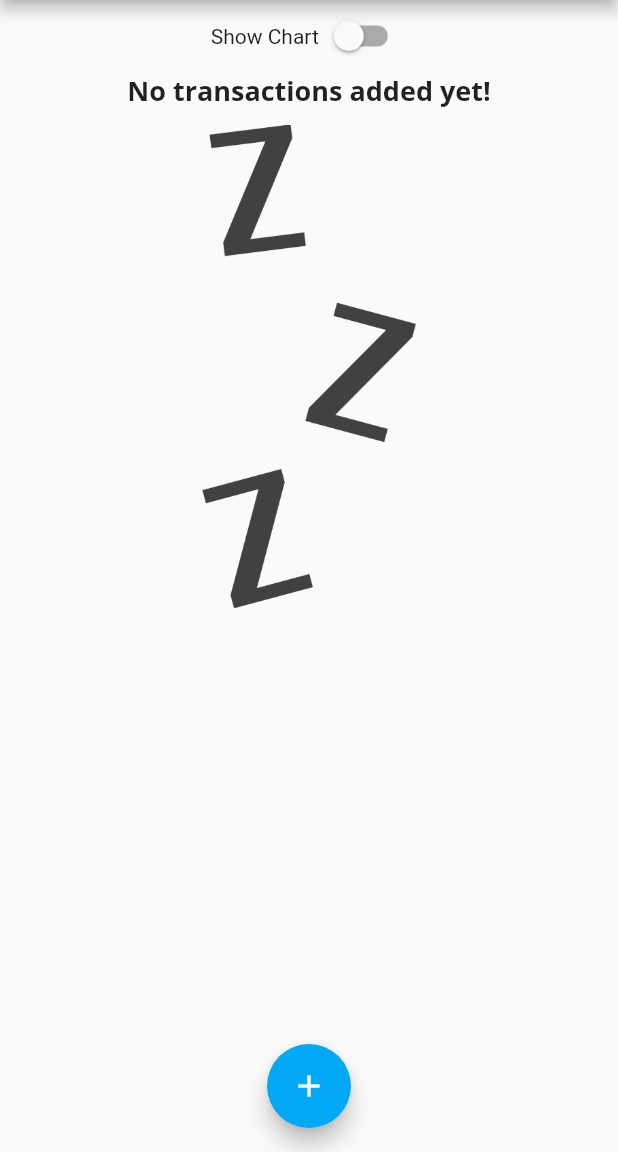
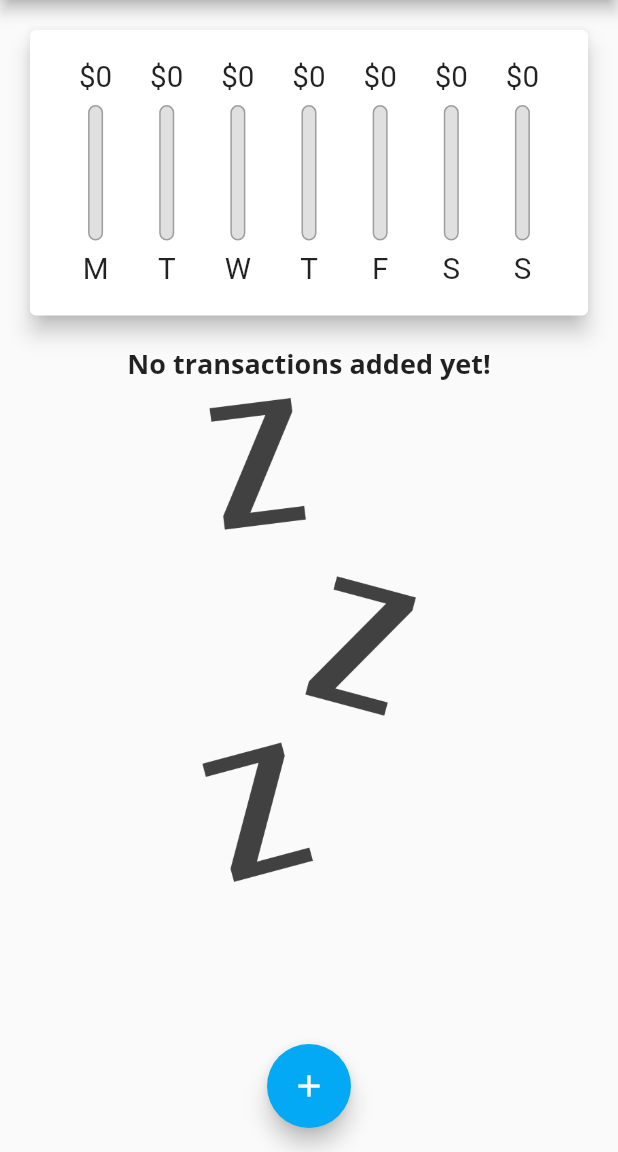
Before and after one commit to deolexx/flutter_personal_expenses_app, a Flutter app: the screen it shows after launch, on a phone screen of 412 x 824 dp, the part 84-1236 px from its top. Run offline on Flutter 3.47's test engine with Material 2 defaults, Android fonts, the phone set to English and light mode, and no system bars.

Commit message:
add screen mode tracking and show different content depending on the orientation

```diff
--- a/lib/main.dart
+++ b/lib/main.dart
@@ -48,9 +48,6 @@ class MyApp extends StatelessWidget {
 class MyHomePage extends StatefulWidget {
   @override
   State<MyHomePage> createState() => _MyHomePageState();
-
-
-
 }
 
 class _MyHomePageState extends State<MyHomePage> {
@@ -61,18 +58,13 @@ class _MyHomePageState extends State<MyHomePage> {
     //     id: 't2', title: 'New Shoes', amount: 155.50, date: DateTime.now()),
   ];
 
-
-
   List<Transaction> get _recentTransaction {
     return _userTransactions.where((tx) {
       return tx.date.isAfter(DateTime.now().subtract(
         const Duration(days: 7),
       ));
     }).toList();
-
   }
-
-
 
   void _addNewTransaction(String title, double amount, DateTime chosenDate) {
     final newTx = Transaction(
@@ -85,6 +77,7 @@ class _MyHomePageState extends State<MyHomePage> {
       _userTransactions.add(newTx);
     });
   }
+
   bool _showChart = false;
 
   void _startAddNewTransaction(BuildContext context) {
@@ -104,6 +97,9 @@ class _MyHomePageState extends State<MyHomePage> {
 
   @override
   Widget build(BuildContext context) {
+    final isLandscape =
+        MediaQuery.of(context).orientation == Orientation.landscape;
+
     final appBar = AppBar(
       title: const Text('Personal Expenses'),
       actions: [
@@ -112,6 +108,13 @@ class _MyHomePageState extends State<MyHomePage> {
             icon: Icon(Icons.add))
       ],
     );
+    final transactionList = Container(
+      height: (MediaQuery.of(context).size.height -
+              appBar.preferredSize.height -
+              MediaQuery.of(context).padding.top) *
+          0.7,
+      child: TransactionList(_userTransactions, _deleteTransaction),
+    );
     return Scaffold(
       appBar: appBar,
       body: SingleChildScrollView(
@@ -119,25 +122,35 @@ class _MyHomePageState extends State<MyHomePage> {
             // mainAxisAlignment: MainAxisAlignment.spaceAround,
             crossAxisAlignment: CrossAxisAlignment.stretch,
             children: [
-              Row(mainAxisAlignment: MainAxisAlignment.center,children: [
+              if (isLandscape)
+                Row(mainAxisAlignment: MainAxisAlignment.center, children: [
                   Text('Show Chart'),
-                Switch(value: _showChart, onChanged:(value) => setState(() {
+                  Switch(
+                    value: _showChart,
+                    onChanged: (value) => setState(() {
                       _showChart = value;
-                }),)
+                    }),
+                  )
                 ]),
-              _showChart ?
+              if (!isLandscape)
                 Container(
                   height: (MediaQuery.of(context).size.height -
-                        appBar.preferredSize.height - MediaQuery.of(context).padding.top) *
+                          appBar.preferredSize.height -
+                          MediaQuery.of(context).padding.top) *
+                      0.3,
+                  child: Chart(recentTransactions: _recentTransaction),
+                ),
+              if (!isLandscape) transactionList,
+              if(isLandscape)
+              _showChart
+                  ? Container(
+                      height: (MediaQuery.of(context).size.height -
+                              appBar.preferredSize.height -
+                              MediaQuery.of(context).padding.top) *
                           0.8,
                       child: Chart(recentTransactions: _recentTransaction),
-              ):  Container(
-                height: (MediaQuery.of(context).size.height -
-                    appBar.preferredSize.height - MediaQuery.of(context).padding.top) *
-                    0.7,
-                child: TransactionList(_userTransactions, _deleteTransaction),
-              ),
-
+                    )
+                  : transactionList,
             ]),
       ),
       floatingActionButton: FloatingActionButton(
```
Lines whose indentation alone changed are shown as unchanged.
